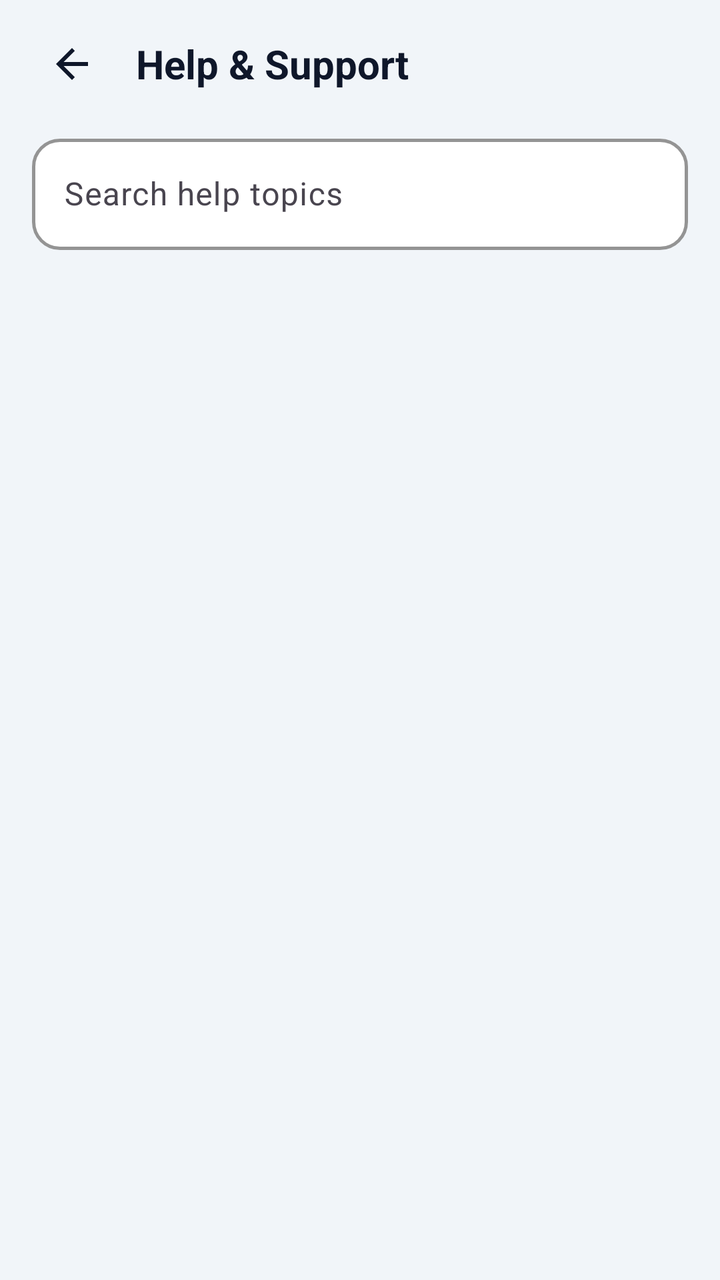
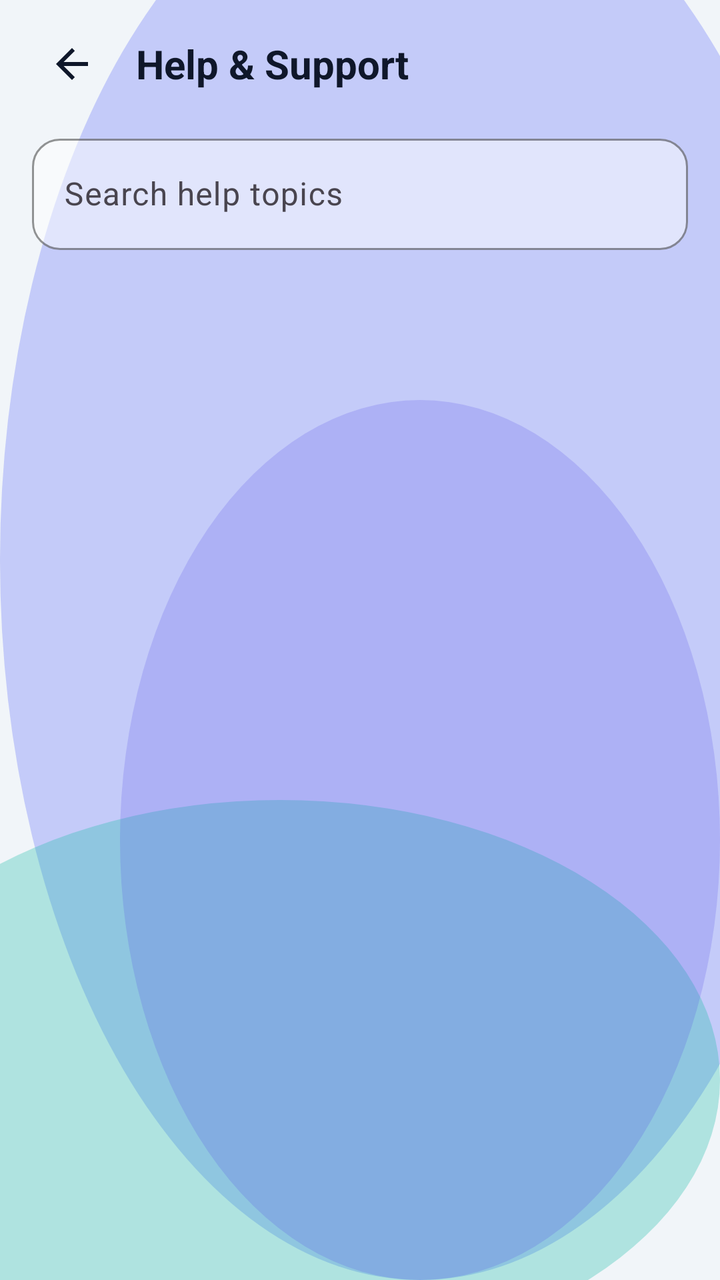

Compare the two renders of this Android layout. The source of the first and the diff that turns it into the second are given below.
<!-- AndroidManifest.xml: application theme Theme.MoneyLens -->
<!-- res/layout/activity_help.xml -->
<?xml version="1.0" encoding="utf-8"?>
<LinearLayout xmlns:android="http://schemas.android.com/apk/res/android"
    xmlns:app="http://schemas.android.com/apk/res-auto"
    android:layout_width="match_parent"
    android:layout_height="match_parent"
    android:orientation="vertical"
    android:background="@color/colorBackground">

    
    <LinearLayout
        android:layout_width="match_parent"
        android:layout_height="wrap_content"
        android:orientation="horizontal"
        android:gravity="center_vertical"
        android:paddingHorizontal="16dp"
        android:paddingVertical="12dp">

        <ImageView
            android:id="@+id/btnBack"
            android:layout_width="40dp"
            android:layout_height="40dp"
            android:padding="8dp"
            android:src="@drawable/ic_back"
            android:background="?attr/selectableItemBackgroundBorderless"
            android:contentDescription="@string/back"
            app:tint="@color/colorTextPrimary" />

        <TextView
            android:layout_width="0dp"
            android:layout_height="wrap_content"
            android:layout_weight="1"
            android:layout_marginStart="12dp"
            android:text="@string/help_title"
            android:textColor="@color/colorTextPrimary"
            android:textSize="20sp"
            android:textStyle="bold" />
    </LinearLayout>

    <androidx.core.widget.NestedScrollView
        android:layout_width="match_parent"
        android:layout_height="0dp"
        android:layout_weight="1"
        android:fillViewport="true">

        <LinearLayout
            android:layout_width="match_parent"
            android:layout_height="wrap_content"
            android:orientation="vertical"
            android:paddingHorizontal="16dp"
            android:paddingBottom="32dp">

            
            <LinearLayout
                android:id="@+id/layoutContactCards"
                android:layout_width="match_parent"
                android:layout_height="wrap_content"
                android:orientation="vertical"
                android:layout_marginBottom="18dp"
                android:visibility="gone">

                <com.google.android.material.button.MaterialButton
                    android:id="@+id/btnContactWhatsApp"
                    style="@style/ClayButton"
                    android:layout_width="match_parent"
                    android:layout_height="wrap_content"
                    android:layout_marginBottom="10dp"
                    android:text="@string/help_contact_whatsapp"
                    android:visibility="gone" />

                <com.google.android.material.button.MaterialButton
                    android:id="@+id/btnContactCall"
                    style="@style/ClayButtonSecondary"
                    android:layout_width="match_parent"
                    android:layout_height="wrap_content"
                    android:layout_marginBottom="10dp"
                    android:text="@string/help_contact_call"
                    android:visibility="gone" />

                <com.google.android.material.button.MaterialButton
                    android:id="@+id/btnContactEmail"
                    style="@style/ClayButtonSecondary"
                    android:layout_width="match_parent"
                    android:layout_height="wrap_content"
                    android:text="@string/help_contact_email"
                    android:visibility="gone" />
            </LinearLayout>

            
            <com.google.android.material.textfield.TextInputLayout
                style="@style/ClayInput"
                android:layout_width="match_parent"
                android:layout_height="wrap_content"
                android:layout_marginBottom="16dp"
                android:hint="@string/help_search_hint">

                <com.google.android.material.textfield.TextInputEditText
                    android:id="@+id/etFaqSearch"
                    android:layout_width="match_parent"
                    android:layout_height="wrap_content"
                    android:imeOptions="actionSearch"
                    android:inputType="text"
                    android:textColor="@color/colorTextPrimary" />
            </com.google.android.material.textfield.TextInputLayout>

            <androidx.recyclerview.widget.RecyclerView
                android:id="@+id/rvFaq"
                android:layout_width="match_parent"
                android:layout_height="wrap_content"
                android:nestedScrollingEnabled="false"
                app:layoutManager="androidx.recyclerview.widget.LinearLayoutManager" />

            <TextView
                android:id="@+id/txtFaqEmpty"
                android:layout_width="match_parent"
                android:layout_height="wrap_content"
                android:gravity="center"
                android:paddingVertical="40dp"
                android:text="@string/help_no_results"
                android:textColor="@color/colorTextSecondary"
                android:textSize="14sp"
                android:visibility="gone" />
        </LinearLayout>
    </androidx.core.widget.NestedScrollView>
</LinearLayout>
<!-- resources referenced by this layout -->
<resources>
  <style name="ClayButton" parent="Widget.Material3.Button">
          <item name="cornerRadius">@dimen/clay_button_radius</item>
          <item name="android:paddingVertical">14dp</item>
          <item name="backgroundTint">@color/colorPrimary</item>
          <item name="android:textColor">@color/colorOnPrimary</item>
          <item name="iconTint">@color/colorOnPrimary</item>
          <item name="android:elevation">6dp</item>
          <item name="android:outlineSpotShadowColor" tools:targetApi="p">@color/colorPrimaryShadow</item>
          <item name="android:insetTop">0dp</item>
          <item name="android:insetBottom">0dp</item>
      </style>
  <style name="ClayButtonSecondary" parent="Widget.Material3.Button.OutlinedButton">
          <item name="cornerRadius">@dimen/clay_button_radius</item>
          <item name="android:paddingVertical">14dp</item>
          <item name="backgroundTint">@color/colorSurface</item>
          <item name="android:textColor">@color/colorPrimary</item>
          <item name="strokeColor">@color/colorPrimary</item>
          <item name="strokeWidth">1.5dp</item>
          <item name="android:insetTop">0dp</item>
          <item name="android:insetBottom">0dp</item>
      </style>
  <style name="ClayInput" parent="Widget.Material3.TextInputLayout.OutlinedBox">
          <item name="boxCornerRadiusTopStart">@dimen/clay_input_radius</item>
          <item name="boxCornerRadiusTopEnd">@dimen/clay_input_radius</item>
          <item name="boxCornerRadiusBottomStart">@dimen/clay_input_radius</item>
          <item name="boxCornerRadiusBottomEnd">@dimen/clay_input_radius</item>
          <item name="boxStrokeColor">@color/colorCardBorder</item>
          <item name="boxStrokeWidth">1.5dp</item>
          <item name="boxStrokeWidthFocused">2.5dp</item>
          <item name="boxBackgroundColor">@color/colorSurface</item>
          <item name="hintTextColor">@color/colorPrimary</item>
      </style>
  <color name="colorPrimaryShadow">#3730A3</color>
  <color name="colorCardBorder">#E2E8F0</color>
  <style name="Base.Theme.MoneyLens" parent="Theme.Material3.Light.NoActionBar">
          
          <item name="colorPrimary">@color/colorPrimary</item>
          <item name="colorOnPrimary">@color/colorOnPrimary</item>
          <item name="colorSecondary">@color/colorSecondary</item>
          <item name="colorError">@color/colorDanger</item>
          <item name="android:windowBackground">@color/colorBackground</item>
          <item name="colorSurface">@color/colorSurface</item>
          <item name="android:colorBackground">@color/colorBackground</item>
          <item name="colorOnSurface">@color/colorTextPrimary</item>
  
          
          <item name="android:statusBarColor">@color/colorBackground</item>
          <item name="android:windowLightStatusBar" tools:targetApi="m">true</item>
          <item name="android:navigationBarColor">@color/colorBackground</item>
      </style>
  <!-- unchanged entries left out for length: 19 -->
</resources>

<!-- the commit's change to res/layout/activity_help.xml (unified diff, before → after) -->
@@ -4,7 +4,7 @@
     android:layout_width="match_parent"
     android:layout_height="match_parent"
     android:orientation="vertical"
-    android:background="@color/colorBackground">
+    android:background="@drawable/bg_mesh_gradient">
 
     
     <LinearLayout
<!-- resource entries referenced after the edit -->
@@ -1,23 +1,53 @@
 <!-- resources referenced by this layout -->
 <resources>
+  <!-- drawable bg_mesh_gradient (drawable) -->
+  <?xml version="1.0" encoding="utf-8"?>
+  <layer-list xmlns:android="http://schemas.android.com/apk/res/android">
+      
+      <item>
+          <shape android:shape="rectangle">
+              <solid android:color="@color/colorBackground" />
+          </shape>
+      </item>
+      
+      <item android:top="-80dp" android:right="-60dp">
+          <shape android:shape="oval">
+              <solid android:color="@color/glassMeshOrb1" />
+              <size android:width="280dp" android:height="280dp" />
+          </shape>
+      </item>
+      
+      <item android:bottom="-40dp" android:left="-80dp" android:top="400dp">
+          <shape android:shape="oval">
+              <solid android:color="@color/glassMeshOrb2" />
+              <size android:width="240dp" android:height="240dp" />
+          </shape>
+      </item>
+      
+      <item android:top="200dp" android:left="60dp">
+          <shape android:shape="oval">
+              <solid android:color="@color/glassMeshOrb3" />
+              <size android:width="200dp" android:height="200dp" />
+          </shape>
+      </item>
+  </layer-list>
   <style name="ClayButton" parent="Widget.Material3.Button">
           <item name="cornerRadius">@dimen/clay_button_radius</item>
           <item name="android:paddingVertical">14dp</item>
           <item name="backgroundTint">@color/colorPrimary</item>
           <item name="android:textColor">@color/colorOnPrimary</item>
           <item name="iconTint">@color/colorOnPrimary</item>
-          <item name="android:elevation">6dp</item>
-          <item name="android:outlineSpotShadowColor" tools:targetApi="p">@color/colorPrimaryShadow</item>
+          <item name="android:elevation">4dp</item>
           <item name="android:insetTop">0dp</item>
           <item name="android:insetBottom">0dp</item>
       </style>
   <style name="ClayButtonSecondary" parent="Widget.Material3.Button.OutlinedButton">
           <item name="cornerRadius">@dimen/clay_button_radius</item>
           <item name="android:paddingVertical">14dp</item>
-          <item name="backgroundTint">@color/colorSurface</item>
+          <item name="backgroundTint">@color/glassCardBg</item>
           <item name="android:textColor">@color/colorPrimary</item>
-          <item name="strokeColor">@color/colorPrimary</item>
-          <item name="strokeWidth">1.5dp</item>
+          <item name="strokeColor">@color/glassCardBorder</item>
+          <item name="strokeWidth">1dp</item>
           <item name="android:insetTop">0dp</item>
           <item name="android:insetBottom">0dp</item>
       </style>
@@ -26,16 +56,20 @@
           <item name="boxCornerRadiusTopEnd">@dimen/clay_input_radius</item>
           <item name="boxCornerRadiusBottomStart">@dimen/clay_input_radius</item>
           <item name="boxCornerRadiusBottomEnd">@dimen/clay_input_radius</item>
-          <item name="boxStrokeColor">@color/colorCardBorder</item>
-          <item name="boxStrokeWidth">1.5dp</item>
-          <item name="boxStrokeWidthFocused">2.5dp</item>
-          <item name="boxBackgroundColor">@color/colorSurface</item>
+          <item name="boxStrokeColor">@color/glassInputBorder</item>
+          <item name="boxStrokeWidth">1dp</item>
+          <item name="boxStrokeWidthFocused">2dp</item>
+          <item name="boxBackgroundColor">@color/glassInputBg</item>
           <item name="hintTextColor">@color/colorPrimary</item>
       </style>
-  <color name="colorPrimaryShadow">#3730A3</color>
-  <color name="colorCardBorder">#E2E8F0</color>
+  <color name="glassMeshOrb1">#66818CF8</color>
+  <color name="glassMeshOrb2">#4D14B8A6</color>
+  <color name="glassMeshOrb3">#334F46E5</color>
+  <color name="glassCardBg">#8CFFFFFF</color>
+  <color name="glassCardBorder">#B3FFFFFF</color>
+  <color name="glassInputBorder">#A6FFFFFF</color>
+  <color name="glassInputBg">#80FFFFFF</color>
   <style name="Base.Theme.MoneyLens" parent="Theme.Material3.Light.NoActionBar">
-          
           <item name="colorPrimary">@color/colorPrimary</item>
           <item name="colorOnPrimary">@color/colorOnPrimary</item>
           <item name="colorSecondary">@color/colorSecondary</item>
@@ -46,9 +80,10 @@
           <item name="colorOnSurface">@color/colorTextPrimary</item>
   
           
-          <item name="android:statusBarColor">@color/colorBackground</item>
+          <item name="android:statusBarColor">@android:color/transparent</item>
           <item name="android:windowLightStatusBar" tools:targetApi="m">true</item>
-          <item name="android:navigationBarColor">@color/colorBackground</item>
+          <item name="android:navigationBarColor">@android:color/transparent</item>
+          <item name="android:windowDrawsSystemBarBackgrounds">true</item>
       </style>
   <!-- unchanged entries left out for length: 19 -->
 </resources>
